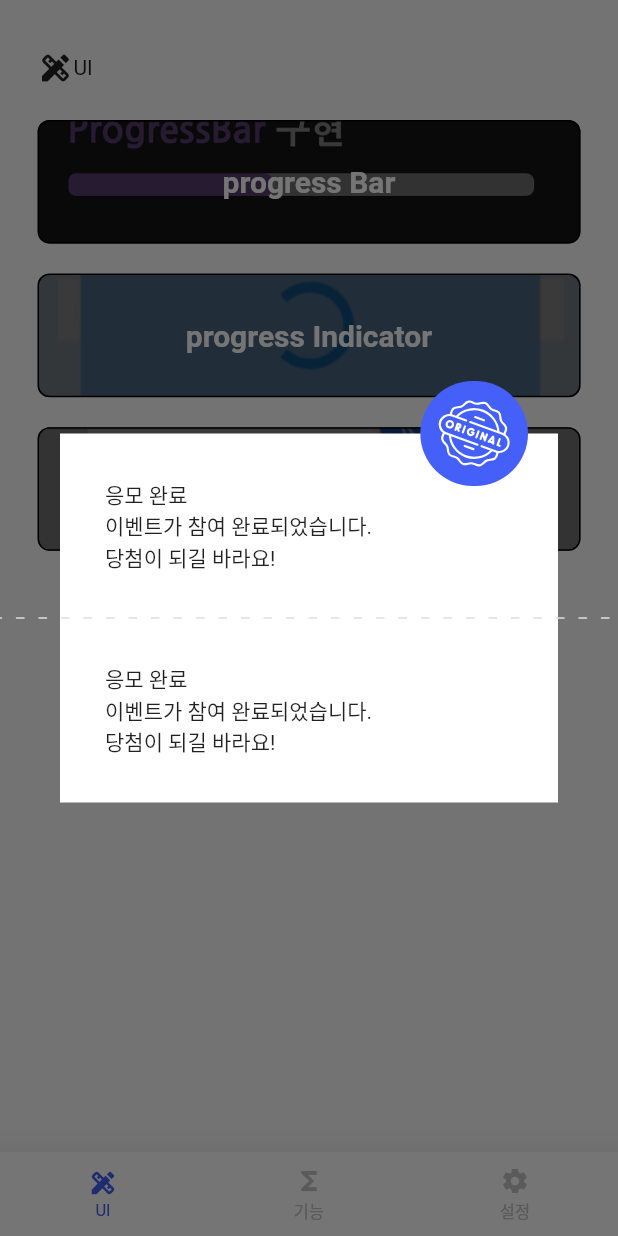
After one commit to workingscorpion/flutter-revolution, a Flutter app: the screen it shows after launch, after a tap on "Stamp Dialog", on a phone screen of 412 x 824 dp. The commit adds this screen. Run offline on Flutter 3.47's test engine with Material 2 defaults, Android fonts, the phone set to English and light mode, and no system bars; drawn by our look-alikes of sticky_headers; our stand-ins replace flutter_svg, fluttertoast, local_auth, mobx; generated files the repository leaves out were written again.

Commit message:
feat: stampDialog(진행중)

```diff
--- /dev/null
+++ b/lib/components/buttons/stampDialog.dart
@@ -0,0 +1,35 @@
+import 'package:btrips/appRouter.dart';
+import 'package:btrips/components/buttons/customButton.dart';
+import 'package:btrips/components/stampDialog.dart';
+import 'package:btrips/constants/customColors.dart';
+import 'package:flutter/material.dart';
+
+class StampDialogButton extends StatelessWidget {
+  const StampDialogButton({Key key}) : super(key: key);
+
+  showStampDialog() async {
+    await showDialog(
+      context: AppRouter.context,
+      barrierDismissible: true,
+      child: StampDialog(
+        stamp: '',
+        topChild: topChild(),
+        bottomChild: bottomChild(),
+        stampColor: Colors.white,
+        stampBackgroundColor: CustomColors.mainColor,
+      ),
+    );
+  }
+
+  @override
+  Widget build(BuildContext context) {
+    return CustomButton(
+      image: 'assets/home/stampDialog.png',
+      text: 'Stamp Dialog',
+      onTap: () => showStampDialog(),
+    );
+  }
+
+  topChild() => Container();
+  bottomChild() => Container();
+}
--- /dev/null
+++ b/lib/components/stampDialog.dart
@@ -0,0 +1,125 @@
+import 'package:btrips/appRouter.dart';
+import 'package:flutter/material.dart';
+import 'package:flutter_svg/flutter_svg.dart';
+
+class StampDialog extends StatelessWidget {
+  const StampDialog({
+    this.stamp,
+    this.stampColor,
+    this.stampBackgroundColor,
+    this.topChild,
+    this.bottomChild,
+  });
+
+  final String stamp;
+  final Color stampColor;
+  final Color stampBackgroundColor;
+  final Widget topChild;
+  final Widget bottomChild;
+
+  @override
+  Widget build(BuildContext context) {
+    return Dialog(
+      shape: RoundedRectangleBorder(
+          // borderRadius: BorderRadius.circular(8),
+          ),
+      elevation: 0,
+      backgroundColor: Colors.transparent,
+      child: contents(),
+    );
+  }
+
+  contents() => Container(
+        color: Colors.white,
+        margin: EdgeInsets.symmetric(vertical: 30),
+        child: IntrinsicHeight(
+          child: Stack(
+            clipBehavior: Clip.none,
+            children: [
+              Container(
+                padding: EdgeInsets.symmetric(horizontal: 30),
+                child: Column(
+                  children: [
+                    Container(
+                      margin: EdgeInsets.symmetric(vertical: 30),
+                      child: Column(
+                        crossAxisAlignment: CrossAxisAlignment.stretch,
+                        children: [
+                          Text('응모 완료'),
+                          Text('이벤트가 참여 완료되었습니다.'),
+                          Text('당첨이 되길 바라요!'),
+                        ],
+                      ),
+                    ),
+                    divider(),
+                    Container(
+                      margin: EdgeInsets.symmetric(vertical: 30),
+                      child: Column(
+                        crossAxisAlignment: CrossAxisAlignment.stretch,
+                        children: [
+                          Text('응모 완료'),
+                          Text('이벤트가 참여 완료되었습니다.'),
+                          Text('당첨이 되길 바라요!'),
+                        ],
+                      ),
+                    ),
+                  ],
+                ),
+              ),
+              Positioned(
+                top: -35,
+                right: 20,
+                child: Container(
+                  padding: EdgeInsets.all(5),
+                  decoration: BoxDecoration(
+                    color: stampBackgroundColor,
+                    borderRadius: BorderRadius.circular(50),
+                  ),
+                  child: SvgPicture.asset(
+                    'assets/components/stamp.svg',
+                    color: stampColor,
+                    height: 60,
+                  ),
+                ),
+              ),
+            ],
+          ),
+        ),
+      );
+
+  divider() => Container(
+        child: CustomPaint(
+          painter: DotDivider(
+            lineColor: Color(0xFFDEDEDE),
+          ),
+        ),
+      );
+}
+
+class DotDivider extends CustomPainter {
+  Paint _paint;
+
+  final Color lineColor;
+
+  DotDivider({
+    this.lineColor = Colors.grey,
+  }) {
+    _paint = Paint()
+      ..color = this.lineColor
+      ..strokeWidth = 1
+      ..strokeCap = StrokeCap.round;
+  }
+
+  @override
+  void paint(Canvas canvas, Size size) {
+    for (double i = -300; i < 300; i = i + 15) {
+      if (i % 3 == 0)
+        canvas.drawLine(Offset(i, 0.0), Offset(i + 5, 0.0), _paint);
+    }
+  }
+
+  @override
+  bool shouldRepaint(CustomPainter oldDelegate) {
+    return false;
+  }
+}
--- a/lib/pages/home/ui.dart
+++ b/lib/pages/home/ui.dart
@@ -1,5 +1,6 @@
 import 'package:btrips/components/buttons/progressBar.dart';
 import 'package:btrips/components/buttons/progressIndicator.dart';
+import 'package:btrips/components/buttons/stampDialog.dart';
 import 'package:flutter/material.dart';
 import 'package:sticky_headers/sticky_headers.dart';
 
@@ -35,6 +36,7 @@ class _UIPageState extends State<UIPage> {
               children: [
                 ProgressBarButton(),
                 ProgressIndicatorButton(),
+                StampDialogButton(),
               ],
             ),
           ),
--- a/pubspec.yaml
+++ b/pubspec.yaml
@@ -56,3 +56,4 @@ flutter:
     - assets/
     - assets/logo/
     - assets/home/
+    - assets/components/
```
Also changed, not shown: assets/components/stamp.svg (added), assets/home/stampDialog.png (added).
